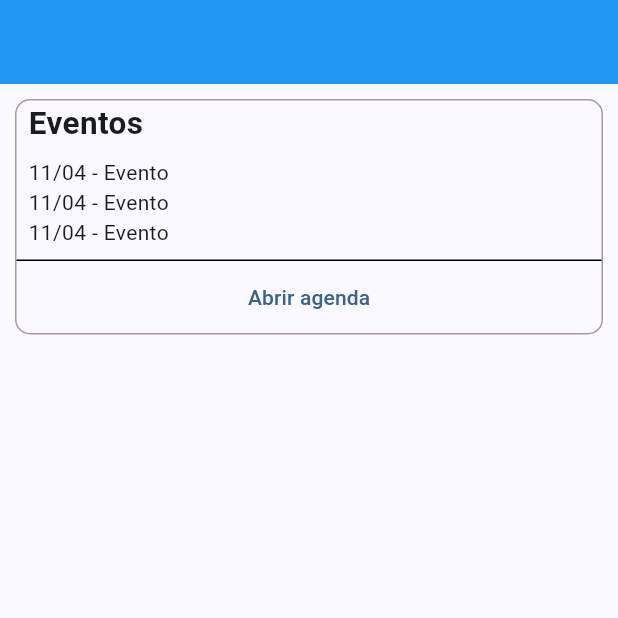
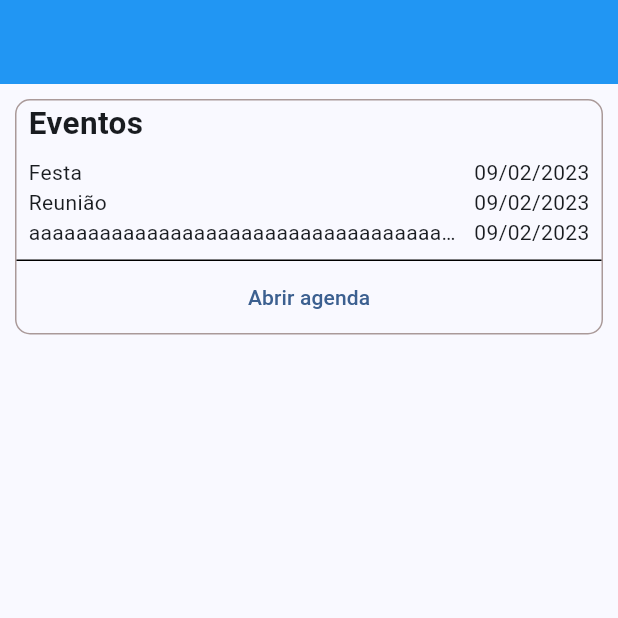
Before and after one commit to tinicius/Do-It-Today, a Flutter app: the screen it shows after launch, after a tap on "Abrir agenda", on a phone screen of 412 x 824 dp, the top half of it. Run offline on Flutter 3.47's test engine with Material 2 defaults, Android fonts, the phone set to English and light mode, and no system bars; missing offline and left inert: dart:ffi.

Commit message:
improve EventCard

```diff
--- a/lib/main.dart
+++ b/lib/main.dart
@@ -1,9 +1,12 @@
+import 'package:doittoday/repositories/item_repository.dart';
 import 'package:doittoday/views/Home/home.dart';
 import 'package:flutter/material.dart';
 import 'package:provider/provider.dart';
 
+import 'entities/item.dart';
+
 void main() {
-  runApp(MyApp());
+  runApp(const MyApp());
 }
 
 class MyApp extends StatelessWidget {
@@ -18,23 +21,28 @@ class MyApp extends StatelessWidget {
         title: 'Do It Today',
         theme: ThemeData(
           useMaterial3: true,
-          colorScheme: ColorScheme.fromSeed(seedColor: Color.fromARGB(255, 32, 93, 161)),
+          colorScheme:
+              ColorScheme.fromSeed(seedColor: Color.fromARGB(255, 32, 93, 161)),
         ),
         home: Scaffold(
           body: const HomePage(),
           appBar: AppBar(
             backgroundColor: Colors.blue,
-           // title: const Text("Do It Today"),
+            // title: const Text("Do It Today"),
           ),
         ),
-
       ),
-
-
     );
   }
 }
 
 class MyAppState extends ChangeNotifier {
-  //
+  ItemRepository repository = ItemRepository();
+
+  List<Item> nextEvents = <Item>[];
+
+  void loadNextEvents() {
+    nextEvents = repository.loadNextEvents();
+    notifyListeners();
+  }
 }
--- /dev/null
+++ b/lib/repositories/item_repository.dart
@@ -0,0 +1,12 @@
+import 'package:doittoday/entities/item.dart';
+import 'package:doittoday/services/item_local_storage.dart';
+
+class ItemRepository {
+
+  ItemService service = ItemLocalStorage();
+
+  List<Item> loadNextEvents() {
+    return service.loadNextEvents();
+  }
+
+}
--- /dev/null
+++ b/lib/services/item_local_storage.dart
@@ -0,0 +1,18 @@
+import 'dart:ffi';
+
+import '../entities/item.dart';
+
+abstract class ItemService {
+  List<Item> loadNextEvents();
+}
+
+class ItemLocalStorage implements ItemService {
+  @override
+  List<Item> loadNextEvents() {
+    return [
+      Item("Festa", "description", DateTime.now()),
+      Item("Reunião", "description", DateTime.now()),
+      Item("aaaaaaaaaaaaaaaaaaaaaaaaaaaaaaaaaaaaaaaaaaaaaaaaaaaaaaaaaaaa", "description", DateTime.now()),
+    ];
+  }
+}
--- a/lib/views/Home/components/EventCard.dart
+++ b/lib/views/Home/components/EventCard.dart
@@ -1,10 +1,13 @@
 // ignore_for_file: prefer_const_constructors
 
+import 'package:doittoday/main.dart';
 import 'package:flutter/material.dart';
 import 'package:flutter/src/widgets/framework.dart';
 import 'package:flutter/src/widgets/placeholder.dart';
 import 'package:flutter/widgets.dart';
+import 'package:provider/provider.dart';
 
+import '../../../entities/item.dart';
 import '../../../utils/my_colors.dart';
 
 class EventCardTitle extends StatelessWidget {
@@ -27,49 +30,118 @@ class EventCardTitle extends StatelessWidget {
 }
 
 class EventCardItem extends StatelessWidget {
-  const EventCardItem({super.key});
+  const EventCardItem(this.item, {super.key});
+
+  final Item item;
+
+  String _formateDate(DateTime date) {
+    String day =
+        date.day.toString().length < 2 ? "0${date.day}" : date.day.toString();
+    String month = date.month.toString().length < 2
+        ? "0${date.month}"
+        : date.month.toString();
+    String year = date.year.toString();
+
+    return "$day/$month/$year";
+  }
 
   @override
   Widget build(BuildContext context) {
-    return Padding(
-      padding: const EdgeInsets.only(left: 8.0),
+    return Row(
+      mainAxisSize: MainAxisSize.min,
+      children: [
+        Expanded(
+          child: Container(
+            margin: EdgeInsets.only(left: 8.0, right: 8.0),
             child: Row(
+              mainAxisAlignment: MainAxisAlignment.spaceBetween,
               children: [
-          Text('11/04 - Evento'),
+                Expanded(
+                  child: Container(
+                      child: Text(
+                    item.name,
+                    overflow: TextOverflow.ellipsis,
+                  )),
+                ),
+                Row(
+                  children: [
+                    SizedBox(
+                      width: 10,
+                    ),
+                    Text(_formateDate(item.date))
+                  ],
+                )
               ],
             ),
+          ),
+        ),
+      ],
     );
   }
 }
 
-class EventCard extends StatelessWidget {
+class EventCardList extends StatelessWidget {
+  const EventCardList({super.key});
+
+  @override
+  Widget build(BuildContext context) {
+    var state = context.watch<MyAppState>();
+
+    return state.nextEvents.isEmpty
+        ? Text("Sem eventos próximos!")
+        : ListView.builder(
+            shrinkWrap: true,
+            itemCount: state.nextEvents.length,
+            itemBuilder: (context, index) {
+              return EventCardItem(state.nextEvents[index]);
+            },
+          );
+  }
+}
+
+class EventCard extends StatefulWidget {
   const EventCard({super.key});
 
   @override
+  State<EventCard> createState() => _EventCardState();
+}
+
+class _EventCardState extends State<EventCard> {
+  @override
   Widget build(BuildContext context) {
-    return Container(
-      width: double.infinity,
+    var state = context.watch<MyAppState>();
+    return Flexible(
+      child: Container(
+        constraints: BoxConstraints(
+          minHeight: 0,
+          //maxHeight: 200
+        ),
         decoration: BoxDecoration(
             border: Border.all(color: MyColors.greyBorder),
             borderRadius: BorderRadius.all(Radius.circular(10))),
         margin: const EdgeInsets.all(10.0),
         child: Column(
+          mainAxisSize: MainAxisSize.min,
           children: [
-          Column(
+            Flexible(
+              child: Column(
+                mainAxisSize: MainAxisSize.min,
                 children: [
-              const EventCardTitle(),
-              EventCardItem(),
-              EventCardItem(),
-              EventCardItem(),
+                  EventCardTitle(),
+                  EventCardList(),
                   SizedBox(height: 8.0)
                 ],
+              ),
             ),
             Divider(
               color: Colors.black,
               height: 1,
             ),
-          TextButton(onPressed: () => {}, child: Text("Abrir agenda"))
+            TextButton(
+                onPressed: () => {state.loadNextEvents()},
+                child: Text("Abrir agenda"))
           ],
+        ),
       ),
     );
   }
```
Lines whose indentation alone changed are shown as unchanged.
